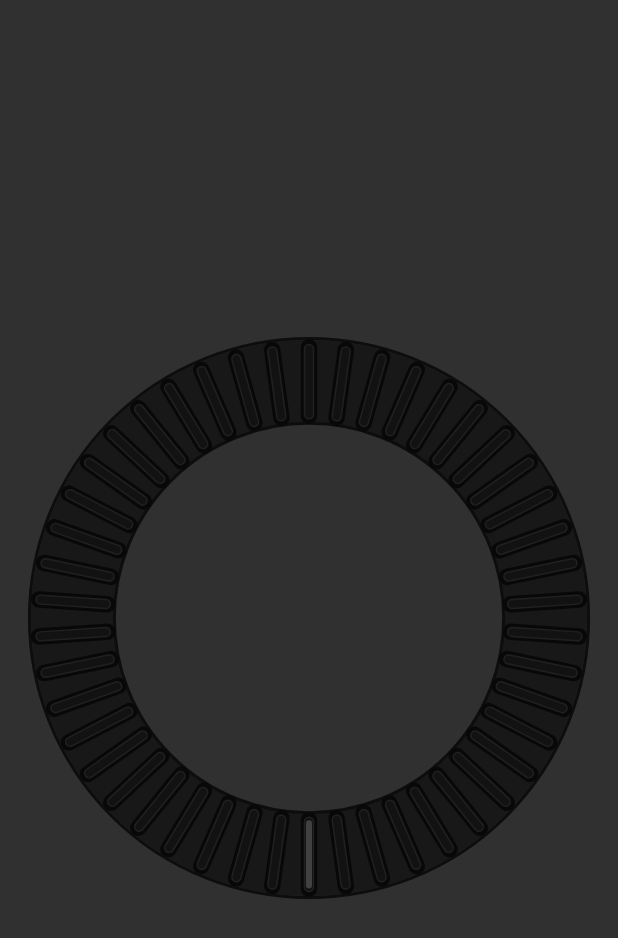
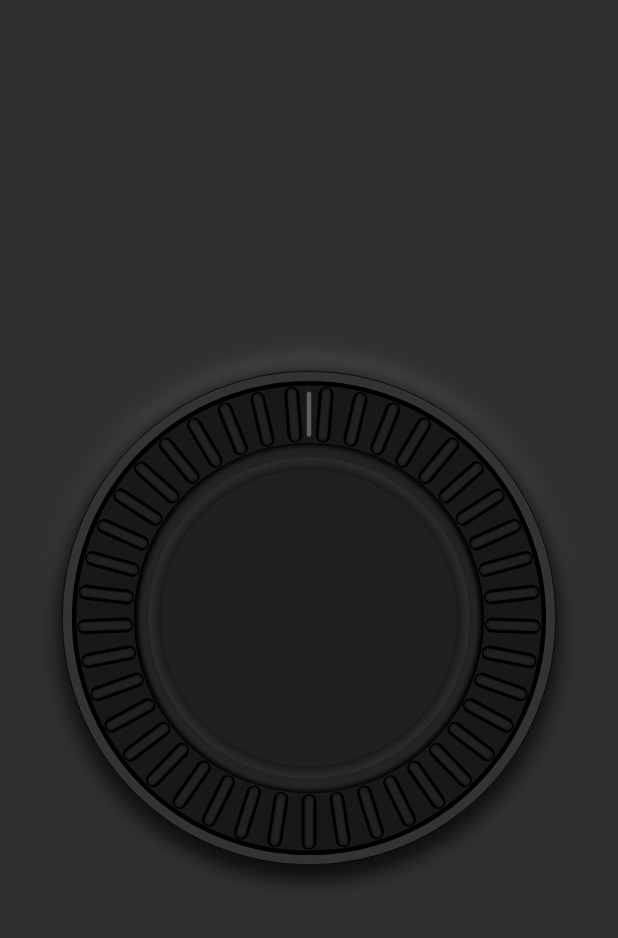
Before and after one commit to awilliams684/scroll_wheel, a Flutter app: the screen it shows after launch, on a phone screen of 412 x 824 dp. Shown: the top 938 px of the screen. Run offline on Flutter 3.47's test engine with Material 2 defaults, Android fonts, the phone set to English and light mode, and no system bars.

Commit message:
Updated dynamic scaling to use LayoutBuilder.
TODO: make the adjustment of notch cnt better, right now just uses (_wheelRadius * 0.25) on line 109 in scroll_wheel.dart. Also the dynamic sizing of the notches could use some worl

```diff
--- a/lib/main.dart
+++ b/lib/main.dart
@@ -1,16 +1,20 @@
 import 'package:flutter/material.dart';
 import 'scroll_wheel.dart';
 
-void main() => runApp(MyApp());
+void main() {
+  runApp(MyApp());
+}
 
 class MyApp extends StatelessWidget {
+  // This widget is the root of your application.
+
   @override
   Widget build(BuildContext context) {
     return MaterialApp(
       title: 'Scroll Wheel Demo',
       theme: ThemeData(
+        primarySwatch: Colors.blue,
         brightness: Brightness.dark,
-        primarySwatch: Colors.blue,
       ),
       home: MyHomePage(title: 'Scroll Wheel Demo'),
     );
@@ -19,7 +23,6 @@ class MyApp extends StatelessWidget {
 
 class MyHomePage extends StatefulWidget {
   MyHomePage({Key key, this.title}) : super(key: key);
-
   final String title;
 
   @override
@@ -27,21 +30,30 @@ class MyHomePage extends StatefulWidget {
 }
 
 class _MyHomePageState extends State<MyHomePage> {
-
-
-
   @override
   Widget build(BuildContext context) {
+    double _wheelDia =
+        MediaQuery.of(context).orientation == Orientation.portrait
+            ? MediaQuery.of(context).size.width * 0.8
+            : MediaQuery.of(context).size.height * 0.8;
     return Scaffold(
-      body: Center(
-        child: Column(
-          mainAxisAlignment: MainAxisAlignment.center,
-          children: <Widget>[
-
-           ScrollWheel(),
-
-          ],
-        ),
+      body: Column(
+        mainAxisAlignment: MainAxisAlignment.center,
+        children: <Widget>[
+          Center(
+            child: Container(
+              key: scrollWheelKey,
+              width: _wheelDia,
+              child: LayoutBuilder(
+                builder: (context, constraints) {
+                  return ScrollWheel(
+                    diameter: _wheelDia,
+                  );
+                },
+              ),
+            ),
+          ),
+        ],
       ),
     );
   }
--- a/lib/scroll_wheel.dart
+++ b/lib/scroll_wheel.dart
@@ -4,8 +4,7 @@ import 'dart:math';
 
 import 'package:flutter/services.dart';
 
-double _screenWidth;
-double _screenHeight;
+GlobalKey scrollWheelKey = GlobalKey();
 
 double _wheelPos = 0;
 
@@ -18,11 +17,14 @@ double _lastPos = 0;
 
 final double scaleFactor = 0.9;
 
+class ScrollWheel extends StatefulWidget {
+  final double diameter;
 
-class ScrollWheel extends StatefulWidget {
   ScrollWheel({
     Key key,
+    this.diameter,
   }) : super(key: key);
+
   @override
   _ScrollWheelState createState() => _ScrollWheelState();
 }
@@ -31,12 +33,12 @@ class _ScrollWheelState extends State<ScrollWheel> {
   double _wheelThickness = 0;
   double _wheelRadius = 0;
 
+  double _wheelCenterX = 0;
+  double _wheelCenterY = 0;
+
   double _getTheta(double _x, double _y) {
-    double _screenXCenter = _screenWidth / 2;
-    double _screenYCenter = _screenHeight / 2;
-
-    double _dx = _x - _screenXCenter;
-    double _dy = _y - _screenYCenter;
+    double _dx = _x - _wheelCenterX;
+    double _dy = _y - _wheelCenterY;
 
     double _th = atan2(_dy, _dx);
     _th = _th + (90 * pi / 180);
@@ -55,8 +57,23 @@ class _ScrollWheelState extends State<ScrollWheel> {
     return deg * pi / 180;
   }
 
-  void _panHandler(DragUpdateDetails d) {
+  void _startPan(DragStartDetails d) {
+    final RenderBox _scrollwheelRender =
+        scrollWheelKey.currentContext.findRenderObject();
+    final _positionScrollWheel = _scrollwheelRender.localToGlobal(Offset.zero);
+
+    _wheelCenterX = _positionScrollWheel.dx + _wheelRadius;
+    _wheelCenterY = _positionScrollWheel.dy + _wheelRadius;
+
+    _startTouchPos =
+        _radToDeg(_getTheta(d.globalPosition.dx, d.globalPosition.dy));
+    _offsetTouchPos = (_startTouchPos - _lastTouchPos);
+  }
+
+  void _panUpdate(DragUpdateDetails d) {
     _currTouchPos = _getTheta(d.globalPosition.dx, d.globalPosition.dy);
+
+    print(_radToDeg(_currTouchPos));
 
     _updateWheelPos(_degToRad((_radToDeg(_currTouchPos) - _offsetTouchPos)));
 
@@ -69,6 +86,16 @@ class _ScrollWheelState extends State<ScrollWheel> {
     }
   }
 
+  void _endPan(DragEndDetails d) {
+    double _velocity = d.velocity.pixelsPerSecond.distance;
+    if (_lastTouchPos < _radToDeg(_wheelPos)) {
+      print("clockwise");
+    } else {
+      print("counterclockwise");
+    }
+    _lastTouchPos = _radToDeg(_wheelPos);
+  }
+
   void _updateWheelPos(double _pos) {
     setState(() {
       _wheelPos = _pos;
@@ -77,48 +104,107 @@ class _ScrollWheelState extends State<ScrollWheel> {
 
   @override
   Widget build(BuildContext context) {
-    _screenWidth = MediaQuery.of(context).size.width;
-    _screenHeight = MediaQuery.of(context).size.height;
-    _wheelRadius = MediaQuery.of(context).orientation == Orientation.portrait
-        ? (_screenWidth * scaleFactor) / 2
-        : (_screenHeight * scaleFactor) / 2;
-    double _wheelDia = _wheelRadius * 2;
+    double _wheelDia = widget.diameter;
+    _wheelRadius = _wheelDia / 2;
     double _notches = (_wheelRadius * 0.25).roundToDouble();
-    _wheelThickness = _wheelRadius * 0.3;
+    _wheelThickness = _wheelRadius * 0.25;
 
-    return GestureDetector(
-      onPanStart: (d) {
-        _startTouchPos =
-            _radToDeg(_getTheta(d.globalPosition.dx, d.globalPosition.dy));
-        _offsetTouchPos = (_startTouchPos - _lastTouchPos);
-      },
-      onPanUpdate: _panHandler,
-      onPanEnd: (d) {
-        double _velocity = d.velocity.pixelsPerSecond.distance;
-        if (_lastTouchPos < _radToDeg(_wheelPos)) {
-          print("clockwise");
-        } else {
-          print("counterclockwise");
-        }
-        _lastTouchPos = _radToDeg(_wheelPos);
-      },
-      child: Container(
+    return Stack(
       alignment: Alignment.center,
+      children: <Widget>[
+        // Outside outer border
+        Container(
           width: _wheelDia,
           height: _wheelDia,
           decoration: BoxDecoration(
+            color: Color(0xFF333333),
+            shape: BoxShape.circle,
+            border: Border.all(width: 0.5, color: Colors.black),
+            boxShadow: [
+              // Upper shadow light
+              BoxShadow(
+                color: Color(0xFF666666).withOpacity(0.5),
+                blurRadius: 10.0,
+                spreadRadius: 5.0,
+                offset: Offset(0.0, -5.0),
+              ),
+              // Lower shadow dark
+              BoxShadow(
+                color: Color(0xFF000000).withOpacity(0.8),
+                blurRadius: 10.0,
+                spreadRadius: 5.0,
+                offset: Offset(0.0, 5.0),
+              ),
+            ],
+          ),
+        ),
+
+        // Scroll wheel painter
+        GestureDetector(
+          onPanStart: _startPan,
+          onPanUpdate: _panUpdate,
+          onPanEnd: _endPan,
+          child: Container(
+            alignment: Alignment.center,
+            width: _wheelDia * 0.95,
+            height: _wheelDia * 0.95,
+            decoration: BoxDecoration(
+              color: Colors.black,
               shape: BoxShape.circle,
             ),
             child: Transform.rotate(
               angle: _wheelPos,
               child: CustomPaint(
                 painter: new ScrollWheelPainter(
-                _wheelRadius, _wheelThickness, _notches),
+                    _wheelRadius * 0.95, _wheelThickness, _notches),
                 willChange: false,
                 isComplex: true,
               ),
             ),
           ),
+        ),
+
+        Container(
+          alignment: Alignment.center,
+          width: _wheelDia * 0.65,
+          height: _wheelDia * 0.65,
+          decoration: BoxDecoration(
+            color: Color(0xFF303030),
+            shape: BoxShape.circle,
+            boxShadow: [
+              BoxShadow(
+                color: Color(0xFF202020),
+                blurRadius: 2.0,
+                spreadRadius: 6.0,
+                offset: Offset(0.0, -2.0),
+              ),
+              BoxShadow(
+                color: Color(0xFF252525),
+                blurRadius: 2.0,
+                spreadRadius: 6.0,
+                offset: Offset(0.0, 2.0),
+              ),
+            ],
+          ),
+        ),
+        Container(
+          alignment: Alignment.center,
+          width: _wheelDia * 0.6,
+          height: _wheelDia * 0.6,
+          decoration: BoxDecoration(
+            color: Color(0xFF202020),
+            shape: BoxShape.circle,
+            boxShadow: [
+              BoxShadow(
+                color: Color(0xFF000000),
+                blurRadius: 10.0,
+                spreadRadius: 0.0,
+                offset: Offset(0.0, 0.0),
+              ),
+            ],
+          ),
+        ),
+      ],
     );
   }
 }
@@ -145,37 +231,46 @@ class ScrollWheelPainter extends CustomPainter {
     canvas.drawCircle(Offset(0, 0), _whRad - (_whThk / 2), paint);
 
     // paint wheel borders
-    paint.color = Color(0xFF0d0d0d);
+    paint.color = Colors.black;
     paint.style = PaintingStyle.stroke;
-    paint.strokeWidth = 2;
-    canvas.drawCircle(Offset(0, 0), _whRad + 1, paint);
+    paint.strokeWidth = 3;
+    canvas.drawCircle(Offset(0, 0), _whRad, paint);
     canvas.drawCircle(Offset(0, 0), _whRad - _whThk, paint);
 
     paint.strokeCap = StrokeCap.round;
 
+    double _line0Stroke = 10.0;
+    double _line0Y0 = ((_whRad - _whThk) + _line0Stroke / 2) + 2;
+    double _line0Y1 = (_whRad - _line0Stroke / 2) - 2;
+
+    double _line1Stroke = 6.0;
+    double _line1Y0 = ((_whRad - _whThk) + _line1Stroke / 2) + 3;
+    double _line1Y1 = (_whRad - _line1Stroke / 2) - 3;
+
+    double _line2Stroke = 4.0;
+    double _line2Y0 = ((_whRad - _whThk) + _line2Stroke / 2) + 5;
+    double _line2Y1 = (_whRad - _line2Stroke / 2) - 5;
+
     for (int i = 0; i < _notchCnt; i++) {
       canvas.rotate(_notchRad);
 
-      paint.color = Color(0xFF080808);
-      paint.strokeWidth = 11.0;
-      canvas.drawLine(
-          Offset(0, (_whRad - _whThk) + 5), Offset(0, _whRad - 5), paint);
+      paint.color = Color(0xFF000000);
+
+      paint.strokeWidth = _line0Stroke;
+      canvas.drawLine(Offset(0, _line0Y0), Offset(0, _line0Y1), paint);
+
+      paint.color = Color(0xFF1a1a1a);
+      paint.strokeWidth = _line1Stroke;
+      canvas.drawLine(Offset(0, _line1Y0), Offset(0, _line1Y1), paint);
 
       paint.color = Color(0xFF202020);
-      paint.strokeWidth = 7.0;
-      canvas.drawLine(
-          Offset(0, (_whRad - _whThk) + 6), Offset(0, _whRad - 6), paint);
-
-      paint.color = Color(0xFF121212);
-      paint.strokeWidth = 5.0;
-      canvas.drawLine(
-          Offset(0, (_whRad - _whThk) + 6), Offset(0, _whRad - 6), paint);
+      paint.strokeWidth = _line2Stroke;
+      canvas.drawLine(Offset(0, _line2Y0), Offset(0, _line2Y1), paint);
     }
-
-    paint.color = Colors.white.withOpacity(0.2);
-    paint.strokeWidth = 4.0;
-    canvas.drawLine(
-        Offset(0, (_whRad - _whThk) + 7), Offset(0, _whRad - 7), paint);
+    canvas.rotate(pi);
+    paint.color = Colors.white30;
+    paint.strokeWidth = 3.0;
+    canvas.drawLine(Offset(0, _line2Y0), Offset(0, _line2Y1), paint);
   }
 
   @override
```
Lines whose indentation alone changed are shown as unchanged.
